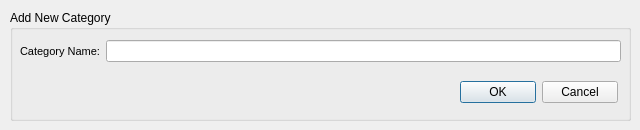
First picture: the form in add_cat.ui, repository ksk102/Pers, before the edit.
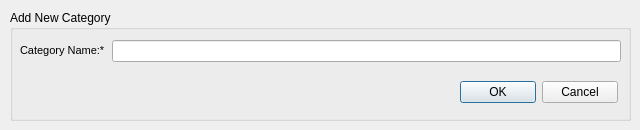
Second picture: the form after the edit.

What changed in the file:
```diff
--- a/add_cat.ui
+++ b/add_cat.ui
@@ -43,7 +43,7 @@
         </font>
        </property>
        <property name="text">
-        <string>Category Name:</string>
+        <string>&lt;html&gt;&lt;head/&gt;&lt;body&gt;&lt;p&gt;Category Name:&lt;label style=&quot;color:red;&quot;&gt;*&lt;/label&gt;&lt;/p&gt;&lt;/body&gt;&lt;/html&gt;</string>
        </property>
       </widget>
      </item>
@@ -52,7 +52,7 @@
      </item>
     </layout>
    </widget>
-   <widget class="QWidget" name="">
+   <widget class="QWidget" name="layoutWidget">
     <property name="geometry">
      <rect>
       <x>450</x>
```
